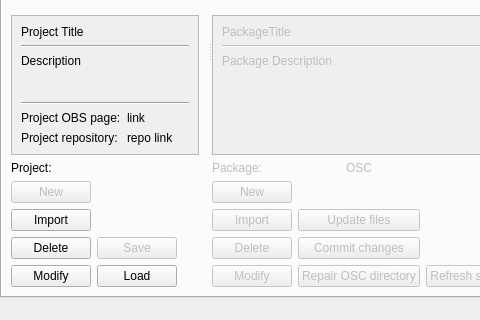
Old version of the form src/ObsLightGui/ui/obsLightMain.ui in the repository ronan22/obs-light; both pictures show x 0 to 480 and y 240 to 560 of the 800 by 560 pixel window.
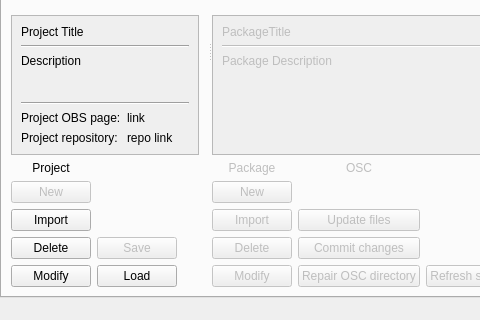
New version of the form. Icons and pictures are not drawn.

Diff of the .ui file:
```diff
--- a/src/ObsLightGui/ui/obsLightMain.ui
+++ b/src/ObsLightGui/ui/obsLightMain.ui
@@ -325,7 +325,10 @@
                <item row="4" column="0">
                 <widget class="QLabel" name="projectLabel">
                  <property name="text">
-                  <string>Project:</string>
+                  <string>Project</string>
+                 </property>
+                 <property name="alignment">
+                  <set>Qt::AlignCenter</set>
                  </property>
                 </widget>
                </item>
@@ -581,7 +584,10 @@
                <item row="4" column="0">
                 <widget class="QLabel" name="packageNameLabel">
                  <property name="text">
-                  <string>Package:</string>
+                  <string>Package</string>
+                 </property>
+                 <property name="alignment">
+                  <set>Qt::AlignCenter</set>
                  </property>
                 </widget>
                </item>
```
